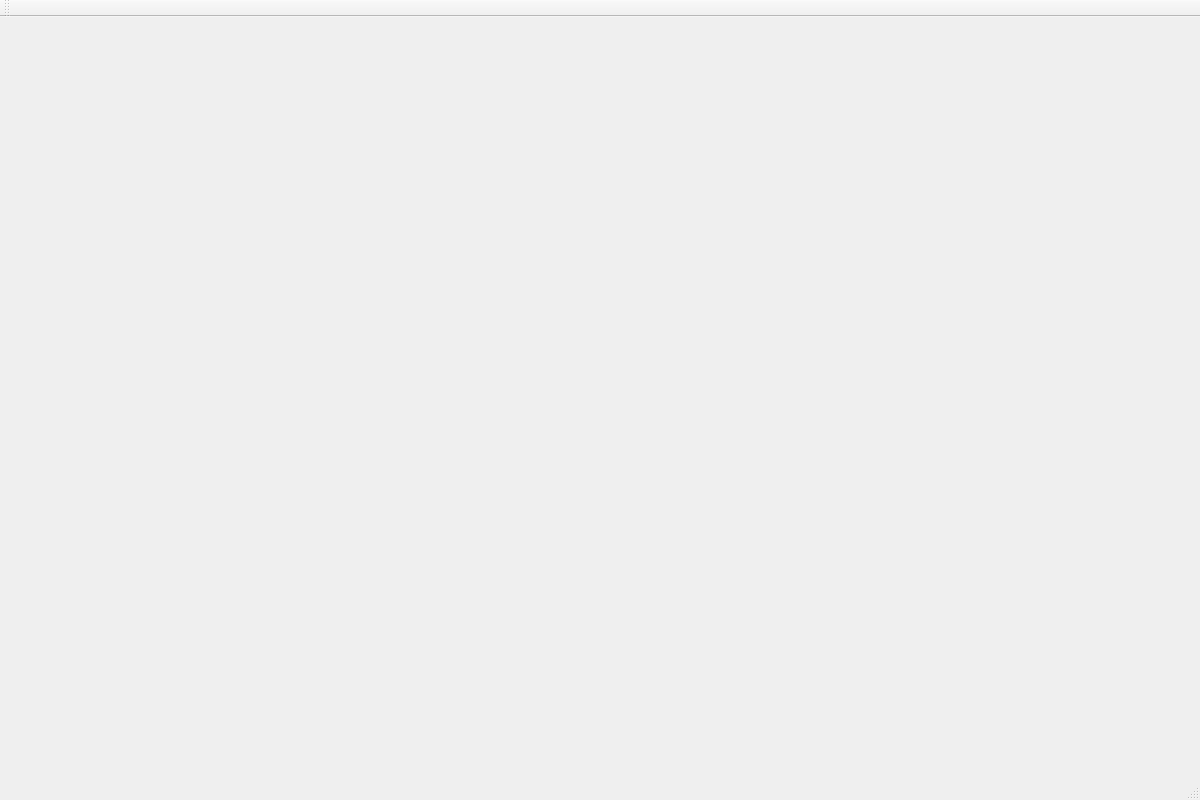
Before: the Qt Designer form ALAYO/mainwindow.ui in akarapetian/ALAYO---Project-2, drawn with Qt 5.
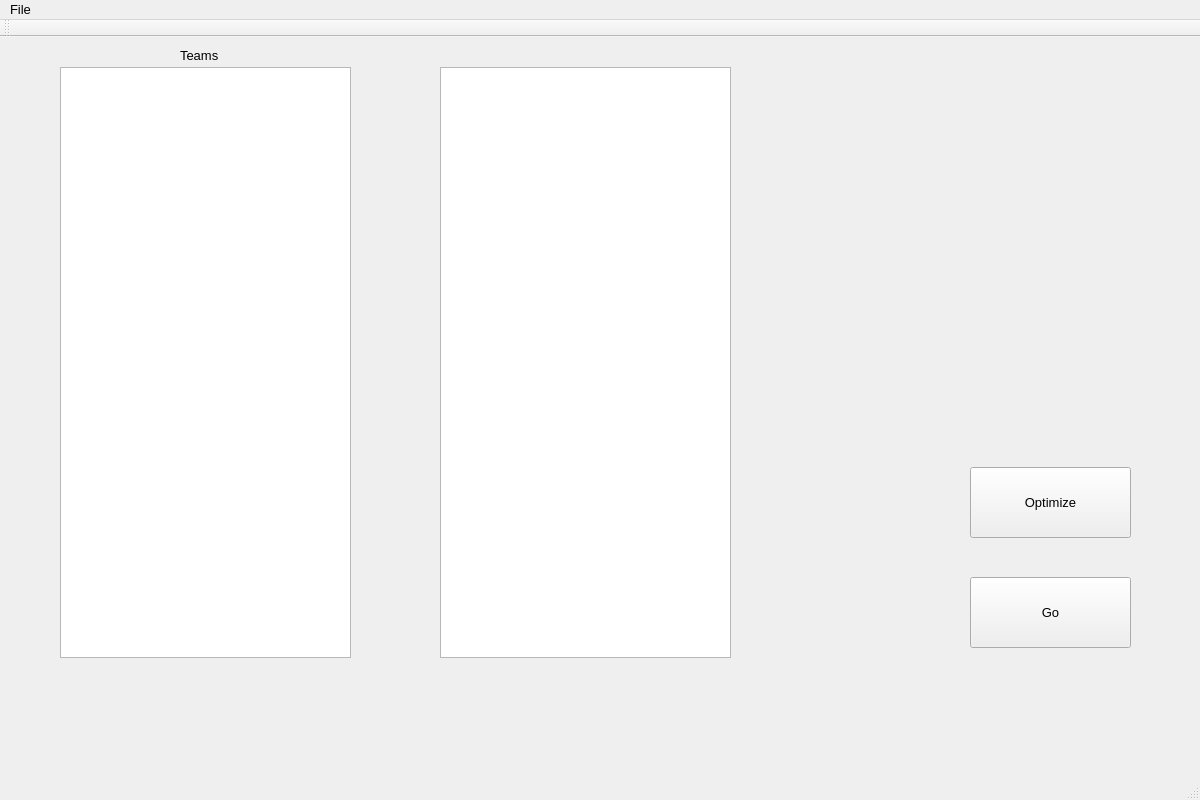
After: the same form once the commit is applied. The open tabs and pages were chosen to show the change.

Commit message: Began Taking Trips Functionality

What changed in the file:
```diff
--- a/ALAYO/mainwindow.ui
+++ b/ALAYO/mainwindow.ui
@@ -46,8 +46,8 @@
    <widget class="QStackedWidget" name="primaryPageStackedWidget">
     <property name="geometry">
      <rect>
-      <x>20</x>
-      <y>10</y>
+      <x>0</x>
+      <y>0</y>
       <width>1201</width>
       <height>761</height>
      </rect>
@@ -474,9 +474,9 @@
       <property name="geometry">
        <rect>
         <x>0</x>
-        <y>0</y>
+        <y>-10</y>
         <width>1201</width>
-        <height>771</height>
+        <height>781</height>
        </rect>
       </property>
       <widget class="QWidget" name="welcomePage_user">
@@ -539,7 +539,120 @@
         </property>
        </widget>
       </widget>
-      <widget class="QWidget" name="takeTripPage"/>
+      <widget class="QWidget" name="takeTripPage">
+       <widget class="QStackedWidget" name="takeTripStackedWidget">
+        <property name="geometry">
+         <rect>
+          <x>0</x>
+          <y>-10</y>
+          <width>1191</width>
+          <height>761</height>
+         </rect>
+        </property>
+        <widget class="QWidget" name="tripTypeSelectionPage">
+         <widget class="QPushButton" name="visitSingleButton">
+          <property name="geometry">
+           <rect>
+            <x>90</x>
+            <y>560</y>
+            <width>351</width>
+            <height>101</height>
+           </rect>
+          </property>
+          <property name="text">
+           <string>Visit A Stadium</string>
+          </property>
+         </widget>
+         <widget class="QPushButton" name="visitMultipleButton">
+          <property name="geometry">
+           <rect>
+            <x>760</x>
+            <y>560</y>
+            <width>351</width>
+            <height>101</height>
+           </rect>
+          </property>
+          <property name="text">
+           <string>Visit Multiple Stadiums</string>
+          </property>
+         </widget>
+         <widget class="QLabel" name="label_29">
+          <property name="geometry">
+           <rect>
+            <x>550</x>
+            <y>30</y>
+            <width>91</width>
+            <height>16</height>
+           </rect>
+          </property>
+          <property name="text">
+           <string>Take Trip Page</string>
+          </property>
+         </widget>
+        </widget>
+        <widget class="QWidget" name="multipleSelectionPage">
+         <widget class="QListWidget" name="availibleTeamsStackedWidget">
+          <property name="geometry">
+           <rect>
+            <x>60</x>
+            <y>50</y>
+            <width>291</width>
+            <height>591</height>
+           </rect>
+          </property>
+         </widget>
+         <widget class="QLabel" name="label_30">
+          <property name="geometry">
+           <rect>
+            <x>180</x>
+            <y>30</y>
+            <width>61</width>
+            <height>16</height>
+           </rect>
+          </property>
+          <property name="text">
+           <string>Teams</string>
+          </property>
+         </widget>
+         <widget class="QPushButton" name="optimizeButton">
+          <property name="geometry">
+           <rect>
+            <x>970</x>
+            <y>450</y>
+            <width>161</width>
+            <height>71</height>
+           </rect>
+          </property>
+          <property name="text">
+           <string>Optimize</string>
+          </property>
+         </widget>
+         <widget class="QPushButton" name="goButton">
+          <property name="geometry">
+           <rect>
+            <x>970</x>
+            <y>560</y>
+            <width>161</width>
+            <height>71</height>
+           </rect>
+          </property>
+          <property name="text">
+           <string>Go</string>
+          </property>
+         </widget>
+         <widget class="QListWidget" name="selectedTeamsStackedWidget">
+          <property name="geometry">
+           <rect>
+            <x>440</x>
+            <y>50</y>
+            <width>291</width>
+            <height>591</height>
+           </rect>
+          </property>
+         </widget>
+        </widget>
+       </widget>
+      </widget>
       <widget class="QWidget" name="informationPage">
        <widget class="QPushButton" name="informationBackButton">
         <property name="geometry">
@@ -1432,6 +1545,13 @@
      <height>21</height>
     </rect>
    </property>
+   <widget class="QMenu" name="menuFile">
+    <property name="title">
+     <string>File</string>
+    </property>
+    <addaction name="actionLogout"/>
+   </widget>
+   <addaction name="menuFile"/>
   </widget>
   <widget class="QToolBar" name="mainToolBar">
    <attribute name="toolBarArea">
```
Left out of the diff: 38 changed lines with no effect on the pictures. The commit also changes 27 other files.
